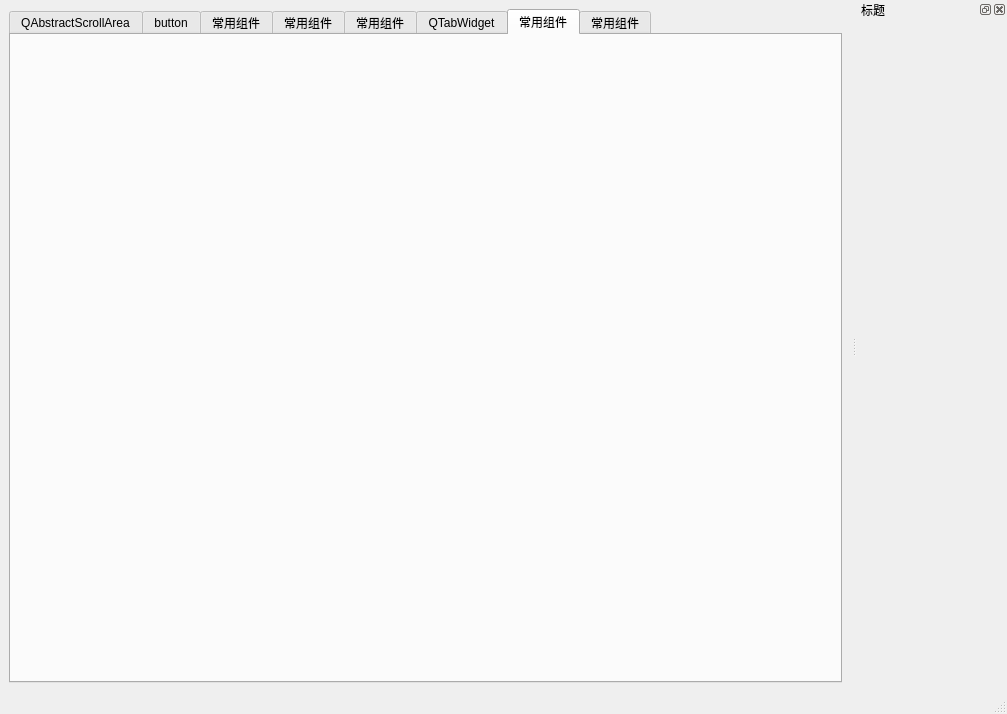
This is QStyleDemo/QssDemo/mainwindow.ui in mahuifa/QMDemo as Qt 5 draws it before an edit. The edited form follows.
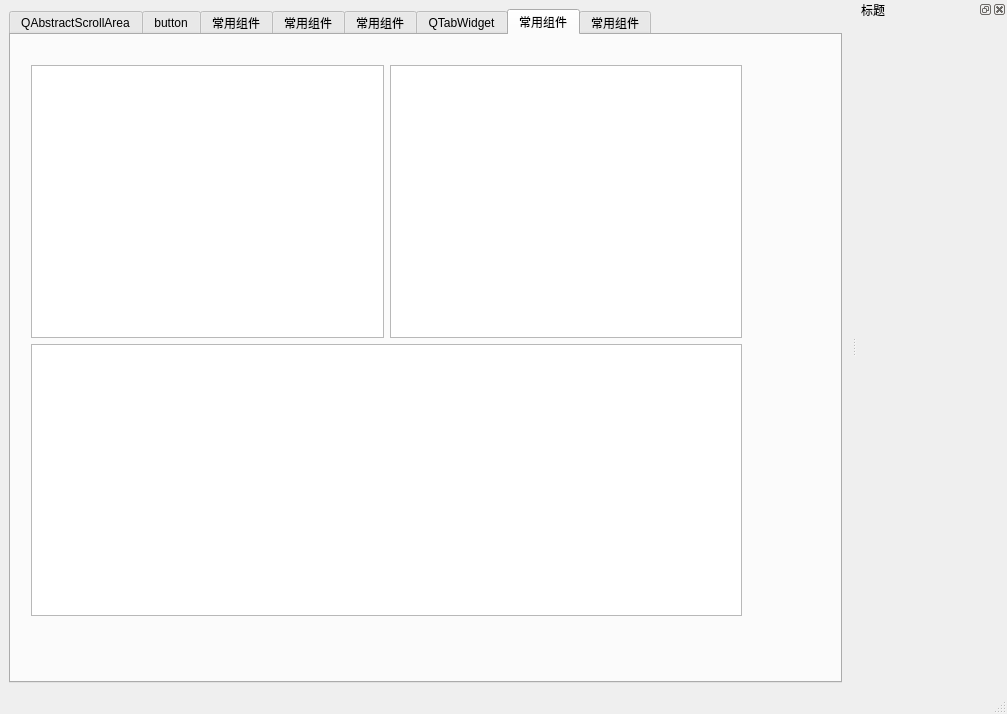
This is the edited form. The open tabs and pages were chosen to show the change.

```diff
--- a/QStyleDemo/QssDemo/mainwindow.ui
+++ b/QStyleDemo/QssDemo/mainwindow.ui
@@ -1706,6 +1706,39 @@
        <attribute name="title">
         <string>常用组件</string>
        </attribute>
+       <widget class="QWidget" name="layoutWidget">
+        <property name="geometry">
+         <rect>
+          <x>20</x>
+          <y>30</y>
+          <width>711</width>
+          <height>551</height>
+         </rect>
+        </property>
+        <layout class="QGridLayout" name="gridLayout_15">
+         <item row="0" column="1">
+          <widget class="QListWidget" name="listWidget">
+           <property name="alternatingRowColors">
+            <bool>true</bool>
+           </property>
+          </widget>
+         </item>
+         <item row="0" column="0">
+          <widget class="QListView" name="listView_2">
+           <property name="alternatingRowColors">
+            <bool>true</bool>
+           </property>
+          </widget>
+         </item>
+         <item row="1" column="0" colspan="2">
+          <widget class="QUndoView" name="undoView">
+           <property name="alternatingRowColors">
+            <bool>true</bool>
+           </property>
+          </widget>
+         </item>
+        </layout>
+       </widget>
       </widget>
       <widget class="QWidget" name="tab_17">
        <attribute name="title">
```
Left out of the diff: 5 changed lines with no effect on the pictures.
